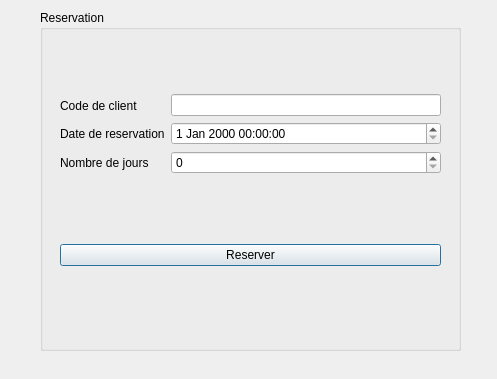
Before: the Qt Designer form formreservation.ui in myihbach/Qt_rental_car, drawn with Qt 5.
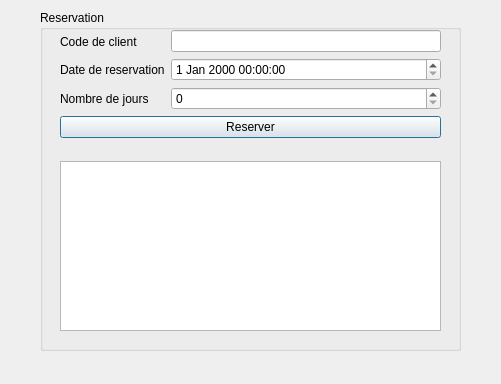
After: the same form once the commit is applied.

```diff
--- a/formreservation.ui
+++ b/formreservation.ui
@@ -6,8 +6,8 @@
    <rect>
     <x>0</x>
     <y>0</y>
-    <width>497</width>
-    <height>379</height>
+    <width>501</width>
+    <height>384</height>
    </rect>
   </property>
   <property name="windowTitle">
@@ -84,6 +84,26 @@
        </property>
       </widget>
      </item>
+     <item>
+      <spacer name="verticalSpacer">
+       <property name="orientation">
+        <enum>Qt::Vertical</enum>
+       </property>
+       <property name="sizeHint" stdset="0">
+        <size>
+         <width>20</width>
+         <height>40</height>
+        </size>
+       </property>
+      </spacer>
+     </item>
+     <item>
+      <widget class="QTableView" name="tableView">
+       <property name="enabled">
+        <bool>true</bool>
+       </property>
+      </widget>
+     </item>
     </layout>
    </widget>
   </widget>
```
